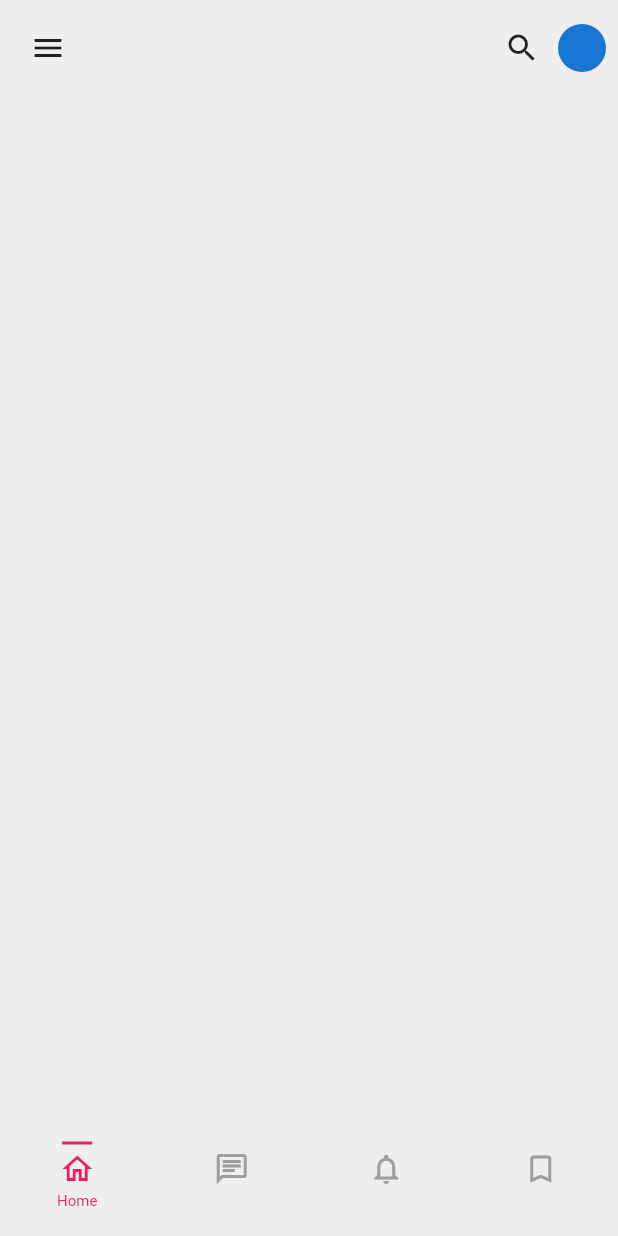
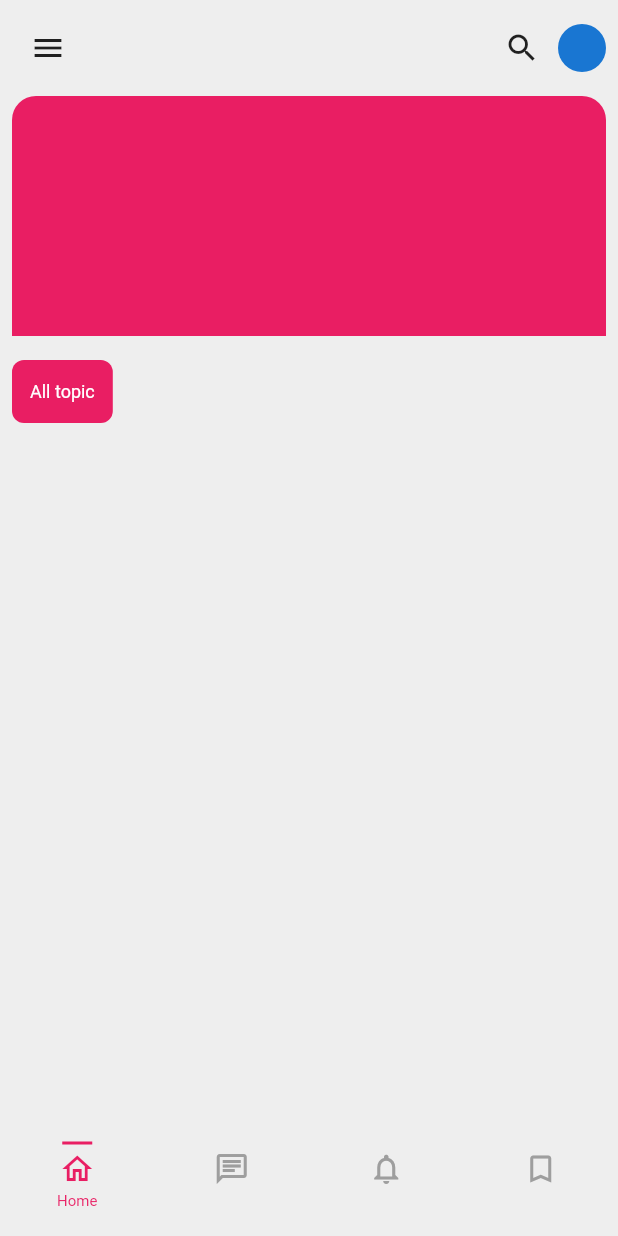
Before and after one commit to JAICHANGPARK/flutter_notebook_15th_story, a Flutter app: the screen it shows after launch, on a phone screen of 412 x 824 dp. Run offline on Flutter 3.47's test engine with Material 2 defaults, Android fonts, the light colour scheme and no system bars; our stand-ins replace badges, fl_chart, freezed_annotation, percent_indicator.

Commit message:
Update educational_home_page.dart

```diff
--- a/lib/ep938_educational_app/src/ui/educational_home_page.dart
+++ b/lib/ep938_educational_app/src/ui/educational_home_page.dart
@@ -1,3 +1,4 @@
+import 'package:flutter/cupertino.dart';
 import 'package:flutter/material.dart';
 
 class EducationalHomePage extends StatefulWidget {
@@ -36,6 +37,10 @@ class _EducationalHomePageState extends State<EducationalHomePage> with TickerPr
                                 bottom: 0,
                               ),
                               Positioned(
+                                left: 0,
+                                right: 0,
+                                top: 0,
+                                bottom: 0,
                                 child: SingleChildScrollView(
                                   child: Column(
                                     children: [
@@ -58,13 +63,46 @@ class _EducationalHomePageState extends State<EducationalHomePage> with TickerPr
                                           ],
                                         ),
                                       ),
+                                      Padding(
+                                        padding: const EdgeInsets.all(8.0),
+                                        child: Container(
+                                          height: 160,
+                                          decoration: BoxDecoration(
+                                            color: Colors.pink,
+                                            borderRadius: BorderRadius.only(
+                                              topLeft: Radius.circular(16),
+                                              topRight: Radius.circular(16),
+                                            ),
+                                          ),
+                                        ),
+                                      ),
+                                      Padding(
+                                        padding: const EdgeInsets.all(8.0),
+                                        child: SizedBox(
+                                          height: 42,
+                                          child: ListView(
+                                            scrollDirection: Axis.horizontal,
+                                            children: [
+                                              Container(
+                                                padding: EdgeInsets.symmetric(horizontal: 12),
+                                                decoration: BoxDecoration(
+                                                  color: Colors.pink,
+                                                  borderRadius: BorderRadius.circular(8)
+                                                ),
+                                                child: Center(
+                                                  child: Text("All topic", style: TextStyle(
+                                                    color: Colors.white,
+                                                    fontSize: 12
+                                                  ),),
+                                                ),
+                                              )
+                                            ],
+                                          ),
+                                        ),
+                                      )
                                     ],
                                   ),
                                 ),
-                                left: 0,
-                                right: 0,
-                                top: 0,
-                                bottom: 0,
                               )
                             ],
                           ),
```
